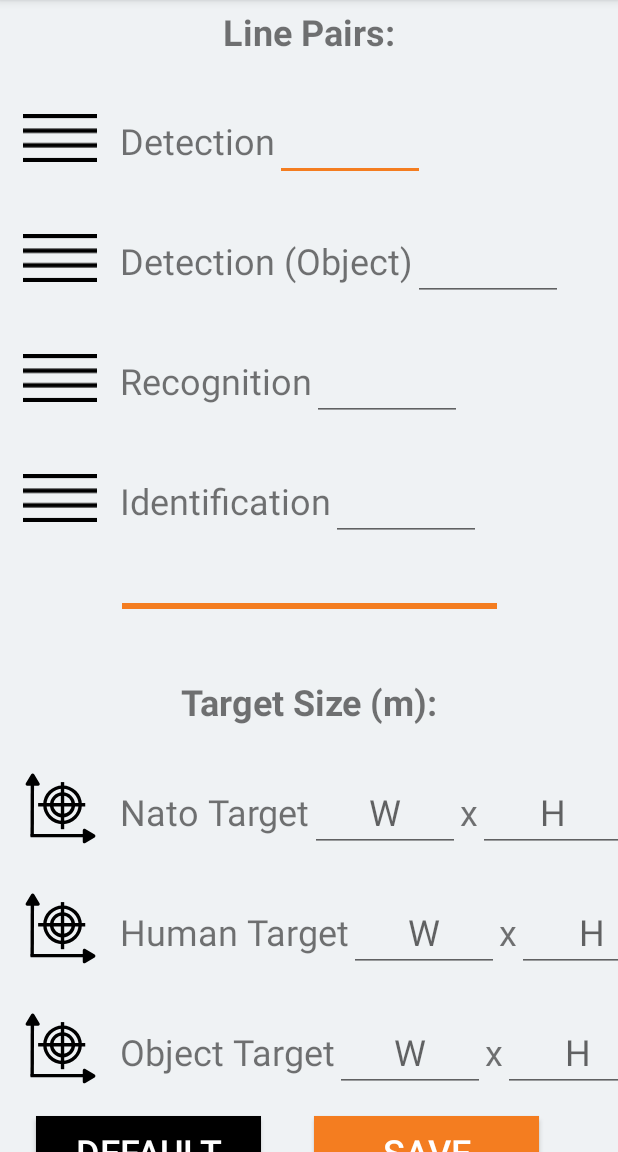
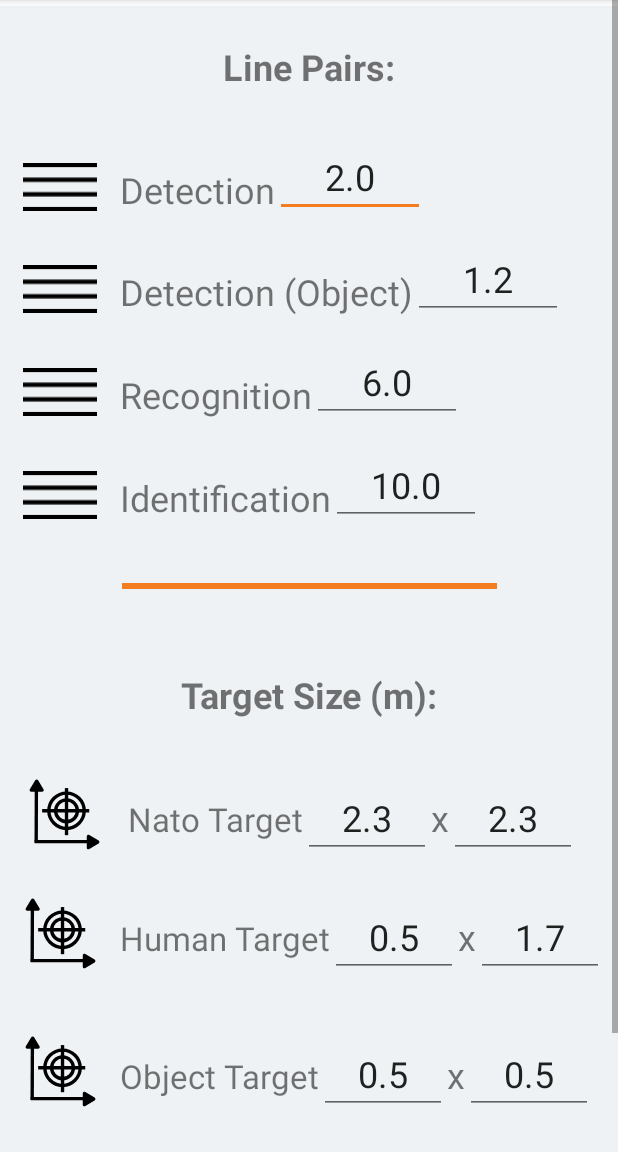
Before and after one commit to shir0206/NyquistOptics, an Android app: the SettingsActivity screen opened directly, with no data from a screen before it, on a phone screen of 412 x 824 dp, the part 84-1236 px from its top. Run offline under Robolectric (Android 15) with nearby library versions, the phone set to English and light mode, and no system bars.

Commit message:
Fixed save changes to settings

```diff
--- a/app/src/main/java/com/shirzabolotnyklein/nyquistoptics/View/SettingsActivity.java
+++ b/app/src/main/java/com/shirzabolotnyklein/nyquistoptics/View/SettingsActivity.java
@@ -25,8 +25,7 @@ import java.util.HashMap;
 
 public class SettingsActivity extends AppCompatActivity {
 
-    Button btn_refresh, btn_save;
-    View v_rectangleBackgroundDown, v_rectangleBackgroundUp, v_rectangleLineDown, v_rectangleLineLp;
+    Button btn_def, btn_save;
     TextView tv_lp;
     TextView tv_lpDet, tv_lpDetObj, tv_lpIdent, tv_lpRec;
     EditText et_lpDet, et_lpDetObj, et_lpIdent, et_lpRec;
@@ -44,88 +43,101 @@ public class SettingsActivity extends AppCompatActivity {
         super.onCreate(savedInstanceState);
         setContentView(R.layout.act_settings);
         readWriteControll = new ReadWriteFileControl(getApplicationContext());
-        LinePair lp=readWriteControll.getLinePairValues();
-        HashMap<TargetType, TargetSize> targetSizes=readWriteControll.getTargetSizesValues();
-//
-//        setContentView(R.layout.ly_settings);
-//        readWriteControll = new ReadWriteToFileController(getApplicationContext());
-//        // Set up UI
-//        setupUI();
-//
-//        // Hide keyboard on start up app
-//        hideKeyboardOnStartUp();
-//
-//        // Display the settings from from SharedPreferences files in the activity.
-//        readWriteControll.displaySettings();
-//
+        readWriteControll.initReadDataFromFile();
+
+
+        // Set up UI
+        setupUI();
+        insertDataToViews();
+       // Hide keyboard on start up app
+        hideKeyboardOnStartUp();
+
 //        // Get the vibrator
-//        vibrator = (Vibrator) getSystemService(Context.VIBRATOR_SERVICE);
-//
-//        btn_refresh.setOnClickListener(new View.OnClickListener() {
-//            @Override
-//            public void onClick(View view) {
-//
-//                // Vibrate
-//                vibrator.vibrate(50);
-//
-//                // Refresh the current settings and set to default
-//                readWriteControll.SetDefaultSettings();
-//
-//                // Display the default settings
-//                readWriteControll.displaySettings();
-//
-//                Toast.makeText(SettingsActivity.this, "Settings set to default", Toast.LENGTH_SHORT).show();
-//
-//            }
-//        });
-//
-//        btn_save.setOnClickListener(new View.OnClickListener() {
-//            @Override
-//            public void onClick(View view) {
-//
-//                // Vibrate
-//                vibrator.vibrate(50);
-//
-//                // If all fields are not filled, toast a massage to fill all fields
-//                if (et_lpDet.getText().toString().isEmpty()
-//                        || et_lpRec.getText().toString().isEmpty()
-//                        || et_lpIdent.getText().toString().isEmpty()
-//                        || et_lpDetObj.getText().toString().isEmpty()
-//                        || et_humanTargetH.getText().toString().isEmpty()
-//                        || et_humanTargetW.getText().toString().isEmpty()
-//                        || et_natoTargetH.getText().toString().isEmpty()
-//                        || et_natoTargetW.getText().toString().isEmpty()
-//                        || et_objTargetH.getText().toString().isEmpty()
-//                        || et_objTargetW.getText().toString().isEmpty()) {
-//                    Toast.makeText(SettingsActivity.this, "Please fill all fields", Toast.LENGTH_SHORT).show();
-//                }
-//
-//                // If all fields are filled, continue
-//                else {
-//
-//                    // Set the user settings to settings in SharedPreferences files
-//                    readWriteControll.saveSettings(view);
-//                    //saveSettings(view);
-//
-//                    // Set default settings derived from SharedPreferences files to the class
-//                    //SetSettingsToClass(view);
-//                    readWriteControll.SetSettingsToClass(view);
-//                    Toast.makeText(SettingsActivity.this, "Settings saved", Toast.LENGTH_SHORT).show();
-//
-//                    // Move from this activity (SettingsActivity) to MainActivity
-//                    startActivity(new Intent(SettingsActivity.this, MainActivity.class));
-//
-//                    //Close MainActivity
-//                    finish();
-//
-//                }
-//            }
-//
-//        });
+        vibrator = (Vibrator) getSystemService(Context.VIBRATOR_SERVICE);
+
+        btn_def.setOnClickListener(new View.OnClickListener() {
+            @Override
+            public void onClick(View view) {
+
+                // Vibrate
+                vibrator.vibrate(50);
+
+                // Refresh the current settings and set to default
+                 readWriteControll.restoreDefaultSettings();
+
+
+                // Display the default settings
+                insertDataToViews();
+
+
+                //function to parse the data in to the tv and
+
+                Toast.makeText(SettingsActivity.this, "Settings Reset to Default", Toast.LENGTH_SHORT).show();
+
+            }
+        });
+
+        btn_save.setOnClickListener(new View.OnClickListener() {
+            @Override
+            public void onClick(View view) {
+
+                // Vibrate
+                vibrator.vibrate(50);
+
+                // If all fields are not filled, toast a massage to fill all fields
+                if (et_lpDet.getText().toString().isEmpty()
+                        || et_lpRec.getText().toString().isEmpty()
+                        || et_lpIdent.getText().toString().isEmpty()
+                        || et_lpDetObj.getText().toString().isEmpty()
+                        || et_humanTargetH.getText().toString().isEmpty()
+                        || et_humanTargetW.getText().toString().isEmpty()
+                        || et_natoTargetH.getText().toString().isEmpty()
+                        || et_natoTargetW.getText().toString().isEmpty()
+                        || et_objTargetH.getText().toString().isEmpty()
+                        || et_objTargetW.getText().toString().isEmpty()) {
+                    Toast.makeText(SettingsActivity.this, "Please fill all fields", Toast.LENGTH_SHORT).show();
+                }
+
+                // If all fields are filled, continue
+                else {
+
+                    // Set the user settings to settings in SharedPreferences files
+                    readWriteControll.SaveNewLinePairSettings(et_lpDet.getText().toString(),et_lpRec.getText().toString(),et_lpIdent.getText().toString(),et_lpDetObj.getText().toString());
+                    readWriteControll.SaveNewTargetSizeSettings(et_humanTargetW.getText().toString(),et_humanTargetH.getText().toString(),et_humanTargetW.getText().toString(), et_humanTargetH.getText().toString(),et_objTargetW.getText().toString(), et_objTargetH.getText().toString());
+
+                    Toast.makeText(SettingsActivity.this, "Settings saved", Toast.LENGTH_SHORT).show();
+
+                    // Move from this activity (SettingsActivity) to MainActivity
+                    startActivity(new Intent(SettingsActivity.this, MainActivity.class));
+
+                    //Close SettingActivity
+                    finish();
+
+                }
+            }
+
+        });
 
     }
 
+    private void insertDataToViews(){
+        LinePair lp=readWriteControll.getLinePairValues();
+        HashMap<TargetType, TargetSize> targetSizes=readWriteControll.getTargetSizesValues();
 
+        et_lpDet.setText(String.valueOf(lp.getLpDet()));
+        et_lpDetObj.setText(String.valueOf(lp.getLpDetObj()));
+        et_lpRec.setText(String.valueOf(lp.getLpRec()));
+        et_lpIdent.setText(String.valueOf(lp.getLpIdent()));
+
+        et_natoTargetW.setText(String.valueOf((targetSizes.get(TargetType.NATO)).getWidth()));
+        et_natoTargetH.setText(String.valueOf((targetSizes.get(TargetType.NATO)).getHeight()));
+
+        et_humanTargetW.setText(String.valueOf((targetSizes.get(TargetType.HUMAN)).getWidth()));
+        et_humanTargetH.setText(String.valueOf((targetSizes.get(TargetType.HUMAN)).getHeight()));
+
+        et_objTargetW.setText(String.valueOf((targetSizes.get(TargetType.OBJECT)).getWidth()));
+        et_objTargetH.setText(String.valueOf((targetSizes.get(TargetType.OBJECT)).getHeight()));
+    }
     //------------------------------------- Setup Methods -------------------------------------
 
 
@@ -134,45 +146,39 @@ public class SettingsActivity extends AppCompatActivity {
      */
     private void setupUI() {
 
-//        btn_refresh = findViewById(R.id.btn_refresh);
-//        btn_save = findViewById(R.id.btn_save);
-//
-//        v_rectangleBackgroundDown = findViewById(R.id.v_rectangleBackgroundDown);
-//        v_rectangleBackgroundUp = findViewById(R.id.v_rectangleBackgroundUp);
-//        v_rectangleLineDown = findViewById(R.id.v_rectangleLineDown);
-//        v_rectangleLineLp = findViewById(R.id.v_rectangleLineLp);
-//
-//
-//        tv_lp = findViewById(R.id.tv_lp);
-//
-//        tv_lpDet = findViewById(R.id.tv_lpDet);
-//        tv_lpDetObj = findViewById(R.id.tv_lpDetObj);
-//        tv_lpIdent = findViewById(R.id.tv_lpIdent);
-//        tv_lpRec = findViewById(R.id.tv_lpRec);
-//
-//        et_lpDet = findViewById(R.id.et_lpDet);
-//        et_lpDetObj = findViewById(R.id.et_lpDetObj);
-//        et_lpIdent = findViewById(R.id.et_lpIdent);
-//        et_lpRec = findViewById(R.id.et_lpRec);
-//
-//        tv_targetSize = findViewById(R.id.tv_targetSize);
-//
-//        tv_txtHumanTargetSize = findViewById(R.id.tv_txtHumanTargetSize);
-//        tv_txtNatoTargetSize = findViewById(R.id.tv_txtNatoTargetSize);
-//        tv_txtObjTargetSize = findViewById(R.id.tv_txtObjTargetSize);
-//
-//        tv_natoTargetSizeX = findViewById(R.id.tv_natoTargetSizeX);
-//        tv_humanTargetSizeX = findViewById(R.id.tv_humanTargetSizeX);
-//        tv_objTargetSizeX = findViewById(R.id.tv_objTargetSizeX);
-//
-//        et_natoTargetW = findViewById(R.id.et_natoTargetW);
-//        et_natoTargetH = findViewById(R.id.et_natoTargetH);
-//
-//        et_humanTargetW = findViewById(R.id.et_humanTargetW);
-//        et_humanTargetH = findViewById(R.id.et_humanTargetH);
-//
-//        et_objTargetW = findViewById(R.id.et_objTargetW);
-//        et_objTargetH = findViewById(R.id.et_objTargetH);
+        btn_def = findViewById(R.id.btn_def);
+        btn_save = findViewById(R.id.btn_save);
+
+        tv_lp = findViewById(R.id.tv_txtLinePair);
+
+        tv_lpDet = findViewById(R.id.tv_txtLinePairDet);
+        tv_lpDetObj = findViewById(R.id.tv_txtLinePairDetObj);
+        tv_lpIdent = findViewById(R.id.tv_txtLinePairIdent);
+        tv_lpRec = findViewById(R.id.tv_txtLinePairRec);
+
+        et_lpDet = findViewById(R.id.et_linePairDet);
+        et_lpDetObj = findViewById(R.id.et_linePairDetObj);
+        et_lpIdent = findViewById(R.id.et_linePairIdent);
+        et_lpRec = findViewById(R.id.et_linePairRec);
+
+        tv_targetSize = findViewById(R.id.tv_txtTargetSize);
+
+        tv_txtHumanTargetSize = findViewById(R.id.tv_txtTargetSizeHuman);
+        tv_txtNatoTargetSize = findViewById(R.id.tv_txtTargetSizeNato);
+        tv_txtObjTargetSize = findViewById(R.id.tv_txtTargetSizeObj);
+
+        tv_natoTargetSizeX = findViewById(R.id.tv_txtTargetSizeNatoX);
+        tv_humanTargetSizeX = findViewById(R.id.tv_txtTargetSizeHumanX);
+        tv_objTargetSizeX = findViewById(R.id.tv_txtTargetSizeObjX);
+
+        et_natoTargetW = findViewById(R.id.et_targetSizeNatoW);
+        et_natoTargetH = findViewById(R.id.et_targetSizeNatoH);
+
+        et_humanTargetW = findViewById(R.id.et_targetSizeHumanW);
+        et_humanTargetH = findViewById(R.id.et_targetSizeHumanH);
+
+        et_objTargetW = findViewById(R.id.et_targetSizeObjW);
+        et_objTargetH = findViewById(R.id.et_targetSizeObjH);
 
     }
 
--- /dev/null
+++ b/app/src/main/res/drawable/background_gradient.xml
@@ -0,0 +1,11 @@
+<?xml version="1.0" encoding="utf-8"?>
+    <shape xmlns:android="http://schemas.android.com/apk/res/android" android:shape="rectangle" >
+        <gradient
+            android:type="linear"
+            android:startColor="@color/white"
+            android:endColor="@color/grey"
+            android:angle="90"
+
+            />
+
+    </shape>
--- a/app/src/main/res/layout/act_settings.xml
+++ b/app/src/main/res/layout/act_settings.xml
@@ -3,66 +3,43 @@
     xmlns:app="http://schemas.android.com/apk/res-auto"
     xmlns:tools="http://schemas.android.com/tools"
     android:layout_width="match_parent"
-    android:layout_height="match_parent">
+    android:layout_height="match_parent"
+    android:background="@color/white">
 
 
-    <Button
-        android:id="@+id/btn_save"
-        android:layout_width="150dp"
+    <ScrollView
+        android:layout_width="match_parent"
+        android:layout_height="match_parent"
+        app:layout_constraintEnd_toEndOf="parent"
+        app:layout_constraintStart_toStartOf="parent"
+        app:layout_constraintTop_toTopOf="parent">
+
+        <LinearLayout
+            android:layout_width="match_parent"
             android:layout_height="wrap_content"
-        android:layout_centerInParent="true"
-        android:background="@color/orange"
-        android:text="@string/btn_txtSave"
-        android:textColor="@color/white"
-        android:textSize="24sp"
-        app:layout_constraintBottom_toBottomOf="@+id/ll_input"
-        app:layout_constraintEnd_toEndOf="parent"
-        app:layout_constraintHorizontal_bias="0.8"
-        app:layout_constraintStart_toStartOf="parent"
-        app:layout_constraintTop_toBottomOf="@+id/ll_input"
-        app:layout_constraintVertical_bias="0.458" />
-
-
-    <Button
-        android:id="@+id/btn_def"
-        android:layout_width="150dp"
-        android:layout_height="wrap_content"
-        android:layout_centerInParent="true"
-        android:background="@color/black"
-        android:text="@string/btn_txtDef"
-        android:textColor="@color/white"
-        android:textSize="24sp"
-        app:layout_constraintBottom_toBottomOf="@+id/ll_input"
-        app:layout_constraintEnd_toStartOf="@+id/btn_save"
-        app:layout_constraintHorizontal_bias="0.4"
-        app:layout_constraintStart_toStartOf="parent"
-        app:layout_constraintTop_toBottomOf="@+id/ll_input"
-        app:layout_constraintVertical_bias="0.458" />
+            android:orientation="vertical">
 
             <android.support.constraint.ConstraintLayout
                 android:id="@+id/ll_input"
                 android:layout_width="match_parent"
-        android:layout_height="wrap_content"
+                android:layout_height="787dp"
+                android:layout_marginTop="4dp"
                 android:background="@color/grey"
                 android:paddingBottom="40dp"
-        app:layout_constraintEnd_toEndOf="parent"
-        app:layout_constraintHorizontal_bias="0.5"
-        app:layout_constraintStart_toStartOf="parent"
-        app:layout_constraintTop_toTopOf="parent"
                 tools:ignore="MissingConstraints">
 
 
                 <LinearLayout
                     android:id="@+id/ll_linePairDet"
                     android:layout_width="match_parent"
-            android:layout_height="80dp"
+                    android:layout_height="60dp"
                     android:orientation="horizontal"
                     app:layout_constraintBottom_toTopOf="@+id/ll_linePairDetObj"
                     app:layout_constraintEnd_toEndOf="parent"
                     app:layout_constraintHorizontal_bias="0.5"
+
                     app:layout_constraintStart_toStartOf="parent"
                     app:layout_constraintTop_toBottomOf="@+id/tv_txtLinePair"
-
                     tools:ignore="MissingConstraints">
 
 
@@ -97,7 +74,7 @@
                 <LinearLayout
                     android:id="@+id/ll_linePairDetObj"
                     android:layout_width="match_parent"
-            android:layout_height="80dp"
+                    android:layout_height="60dp"
                     android:orientation="horizontal"
                     app:layout_constraintBottom_toTopOf="@+id/ll_linePairRec"
                     app:layout_constraintEnd_toEndOf="parent"
@@ -139,7 +116,7 @@
                 <LinearLayout
                     android:id="@+id/ll_linePairRec"
                     android:layout_width="match_parent"
-            android:layout_height="80dp"
+                    android:layout_height="60dp"
                     android:orientation="horizontal"
                     app:layout_constraintBottom_toTopOf="@+id/ll_linePairIdent"
                     app:layout_constraintEnd_toEndOf="parent"
@@ -181,7 +158,7 @@
                 <LinearLayout
                     android:id="@+id/ll_linePairIdent"
                     android:layout_width="match_parent"
-            android:layout_height="80dp"
+                    android:layout_height="60dp"
                     android:orientation="horizontal"
                     app:layout_constraintBottom_toTopOf="@+id/line"
                     app:layout_constraintEnd_toEndOf="parent"
@@ -225,7 +202,7 @@
                 <LinearLayout
                     android:id="@+id/ll_targetSizeNato"
                     android:layout_width="match_parent"
-            android:layout_height="80dp"
+                    android:layout_height="71dp"
                     android:orientation="horizontal"
                     app:layout_constraintBottom_toTopOf="@+id/ll_targetSizeHuman"
                     app:layout_constraintEnd_toEndOf="parent"
@@ -236,7 +213,7 @@
 
                     <ImageView
                         android:id="@+id/img_targetSizeNato"
-                android:layout_width="80dp"
+                        android:layout_width="85dp"
                         android:layout_height="80dp"
                         android:padding="15dp"
                         app:srcCompat="@drawable/ic_target_size"
@@ -248,11 +225,11 @@
                         android:layout_height="wrap_content"
                         android:paddingTop="25dp"
                         android:text="@string/tv_txtTargetSizeNato"
-                android:textSize="24sp" />
+                        android:textSize="22sp" />
 
                     <EditText
                         android:id="@+id/et_targetSizeNatoW"
-                android:layout_width="100dp"
+                        android:layout_width="85dp"
                         android:layout_height="wrap_content"
                         android:ems="10"
                         android:gravity="center_horizontal"
@@ -272,7 +249,7 @@
 
                     <EditText
                         android:id="@+id/et_targetSizeNatoH"
-                android:layout_width="100dp"
+                        android:layout_width="85dp"
                         android:layout_height="wrap_content"
                         android:ems="10"
                         android:gravity="center_horizontal"
@@ -289,7 +266,7 @@
                 <LinearLayout
                     android:id="@+id/ll_targetSizeHuman"
                     android:layout_width="match_parent"
-            android:layout_height="80dp"
+                    android:layout_height="83dp"
                     android:orientation="horizontal"
                     app:layout_constraintBottom_toTopOf="@+id/ll_targetSizeObj"
                     app:layout_constraintEnd_toEndOf="parent"
@@ -312,11 +289,11 @@
                         android:layout_height="wrap_content"
                         android:paddingTop="25dp"
                         android:text="@string/tv_txtTargetSizeHuman"
-                android:textSize="24sp" />
+                        android:textSize="22sp" />
 
                     <EditText
                         android:id="@+id/et_targetSizeHumanW"
-                android:layout_width="100dp"
+                        android:layout_width="85dp"
                         android:layout_height="wrap_content"
                         android:ems="10"
                         android:gravity="center_horizontal"
@@ -336,7 +313,7 @@
 
                     <EditText
                         android:id="@+id/et_targetSizeHumanH"
-                android:layout_width="100dp"
+                        android:layout_width="85dp"
                         android:layout_height="wrap_content"
                         android:ems="10"
                         android:gravity="center_horizontal"
@@ -352,7 +329,7 @@
                 <LinearLayout
                     android:id="@+id/ll_targetSizeObj"
                     android:layout_width="match_parent"
-            android:layout_height="80dp"
+                    android:layout_height="68dp"
                     android:orientation="horizontal"
                     app:layout_constraintBottom_toBottomOf="parent"
                     app:layout_constraintEnd_toEndOf="parent"
@@ -380,11 +357,11 @@
                         android:layout_height="wrap_content"
                         android:paddingTop="25dp"
                         android:text="@string/tv_txtTargetSizeObj"
-                android:textSize="24sp" />
+                        android:textSize="22sp" />
 
                     <EditText
                         android:id="@+id/et_targetSizeObjW"
-                android:layout_width="100dp"
+                        android:layout_width="85dp"
                         android:layout_height="wrap_content"
                         android:ems="10"
                         android:gravity="center_horizontal"
@@ -404,7 +381,7 @@
 
                     <EditText
                         android:id="@+id/et_targetSizeObjH"
-                android:layout_width="100dp"
+                        android:layout_width="85dp"
                         android:layout_height="wrap_content"
                         android:ems="10"
                         android:gravity="center_horizontal"
@@ -428,9 +405,9 @@
                     android:textStyle="bold"
                     app:layout_constraintBottom_toTopOf="@+id/ll_linePairDet"
                     app:layout_constraintEnd_toEndOf="parent"
-            app:layout_constraintHorizontal_bias="0.5"
                     app:layout_constraintStart_toStartOf="parent"
-            app:layout_constraintTop_toTopOf="parent" />
+                    app:layout_constraintTop_toTopOf="parent"
+                    app:layout_constraintVertical_bias="0.0" />
 
                 <TextView
                     android:id="@+id/tv_txtTargetSize"
@@ -443,7 +420,6 @@
                     android:textStyle="bold"
                     app:layout_constraintBottom_toTopOf="@+id/ll_targetSizeNato"
                     app:layout_constraintEnd_toEndOf="parent"
-            app:layout_constraintHorizontal_bias="0.5"
                     app:layout_constraintStart_toStartOf="parent"
                     app:layout_constraintTop_toBottomOf="@+id/line" />
 
@@ -459,7 +435,59 @@
                     app:layout_constraintStart_toStartOf="parent"
                     app:layout_constraintTop_toBottomOf="@+id/ll_linePairIdent" />
 
+                <android.support.constraint.Barrier
+                    android:id="@+id/barrier"
+                    android:layout_width="wrap_content"
+                    android:layout_height="wrap_content"
+                    app:barrierDirection="top" />
+
             </android.support.constraint.ConstraintLayout>
+
+            <android.support.constraint.ConstraintLayout
+                android:id="@+id/linearLayout"
+                android:layout_width="match_parent"
+                android:layout_height="match_parent"
+                android:background="@drawable/background_gradient"
+                android:gravity="center">
+
+                <Button
+                    android:id="@+id/btn_def"
+                    android:layout_width="155dp"
+                    android:layout_height="50dp"
+                    android:layout_marginEnd="184dp"
+                    android:layout_marginRight="184dp"
+                    android:layout_marginBottom="15dp"
+                    android:background="@color/black"
+                    android:text="@string/btn_txtDef"
+                    android:textColor="@color/white"
+
+                    android:textSize="24sp"
+                    app:layout_constraintBottom_toBottomOf="parent"
+                    app:layout_constraintEnd_toEndOf="parent"
+                    app:layout_constraintStart_toStartOf="parent"
+                    app:layout_constraintTop_toTopOf="parent"
+                    app:layout_constraintVertical_bias="0.0" />
+
+                <Button
+                    android:id="@+id/btn_save"
+                    android:layout_width="155dp"
+                    android:layout_height="50dp"
+                    android:layout_marginBottom="15dp"
+                    android:background="@color/orange"
+                    android:text="@string/btn_txtSave"
+                    android:textColor="@color/white"
+
+                    android:textSize="24sp"
+                    app:layout_constraintBottom_toBottomOf="parent"
+                    app:layout_constraintEnd_toEndOf="parent"
+                    app:layout_constraintHorizontal_bias="0.89"
+                    app:layout_constraintStart_toStartOf="parent"
+                    app:layout_constraintTop_toTopOf="parent"
+                    app:layout_constraintVertical_bias="0.0" />
+            </android.support.constraint.ConstraintLayout>
+
+        </LinearLayout>
+    </ScrollView>
 
 
 </android.support.constraint.ConstraintLayout>
```
Lines whose indentation alone changed are shown as unchanged.
